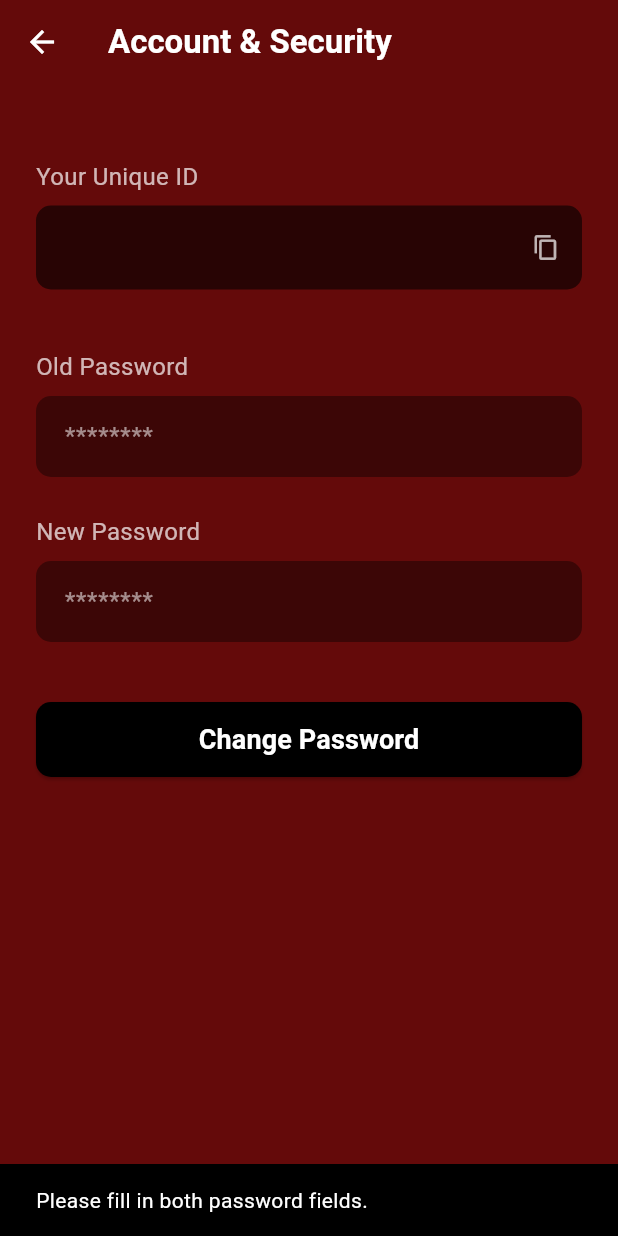
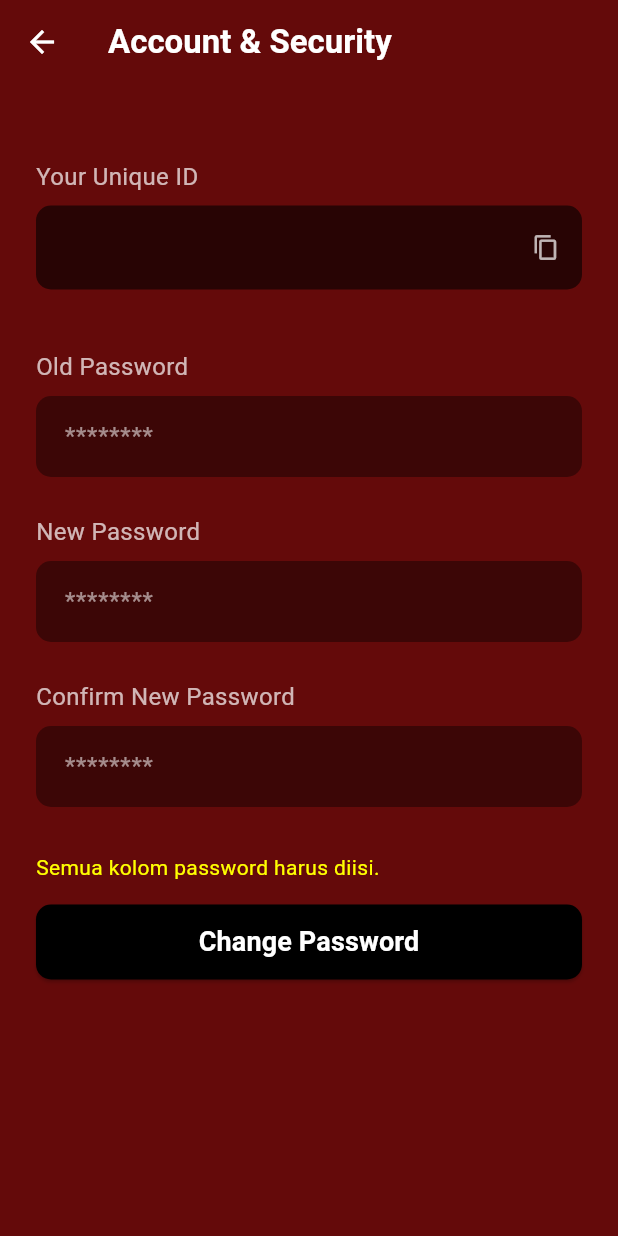
Before and after one commit to susenayw/FitLife, a Flutter app: the AccountFullScreen screen opened directly, after a tap on "Change Password", on a phone screen of 412 x 824 dp. Run offline on Flutter 3.47's test engine with Material 3 defaults, Android fonts, the phone set to English and light mode, and no system bars; our stand-ins replace cloud_firestore, firebase_auth, firebase_core, google_sign_in, image_picker; accounts and stored records are empty.

```diff
--- a/lib/routes/app_routes.dart
+++ b/lib/routes/app_routes.dart
@@ -1,4 +1,4 @@
-// lib/routes/app_routes.dart (KODE LENGKAP)
+// lib/routes/app_routes.dart (KODE LENGKAP - DIPERBARUI)
 
 import 'package:flutter/material.dart';
 
@@ -15,6 +15,8 @@ import '../screens/unified_activity_screen.dart';
 import '../screens/settings_screen.dart';
 import '../screens/free_run_screen.dart';
 import '../screens/social_screen.dart';
+// Import baru untuk Forgot Password
+import '../screens/forgot_password_screen.dart';
 
 // Rute bernama yang akan digunakan
 class AppRoutes {
@@ -25,6 +27,7 @@ class AppRoutes {
   static const String completeProfile = '/complete-profile';
   static const String confirmation = '/confirmation';
   static const String mainScreen = '/main';
+  static const String forgotPassword = '/forgot-password'; // Rute baru
 
   // Rute Khusus
   static const String unifiedActivity = '/activity';
@@ -44,6 +47,9 @@ final Map<String, WidgetBuilder> routes = {
   AppRoutes.confirmation: (context) => const ConfirmationScreen(),
   AppRoutes.mainScreen: (context) => const MainScreen(),
 
+  // Rute baru
+  AppRoutes.forgotPassword: (context) => const ForgotPasswordScreen(),
+
   // Rute Khusus
   AppRoutes.unifiedActivity: (context) => const UnifiedActivityScreen(),
   AppRoutes.recap: (context) => const RecapScreen(),
--- a/lib/screens/settings_screen.dart
+++ b/lib/screens/settings_screen.dart
@@ -1,4 +1,4 @@
-// lib/screens/settings_screen.dart (KODE LENGKAP - Tombol Logout Pindah ke Luar Submenu)
+// lib/screens/settings_screen.dart (KODE LENGKAP - DENGAN FUNGSI CHANGE PASSWORD NYATA)
 
 import 'package:flutter/material.dart';
 import 'package:provider/provider.dart';
@@ -310,7 +310,7 @@ class _EditProfileFullScreenState extends State<EditProfileFullScreen> {
 }
 
 // =======================================================
-// C. ACCOUNT FULL SCREEN (Tombol Logout DIHILANGKAN)
+// C. ACCOUNT FULL SCREEN (IMPLEMENTASI CHANGE PASSWORD NYATA)
 // =======================================================
 
 class AccountFullScreen extends StatefulWidget {
@@ -323,25 +323,83 @@ class AccountFullScreen extends StatefulWidget {
 class _AccountFullScreenState extends State<AccountFullScreen> {
   final TextEditingController _oldPasswordController = TextEditingController();
   final TextEditingController _newPasswordController = TextEditingController();
+  final TextEditingController _confirmPasswordController = TextEditingController(); // TAMBAH: Konfirmasi Password
 
-  // --- FUNGSI LOGOUT DIHAPUS DARI SINI ---
+  bool _isLoading = false;
+  String? _errorMessage;
 
-  void _savePassword() {
-    if (_oldPasswordController.text.isEmpty || _newPasswordController.text.isEmpty) {
-      ScaffoldMessenger.of(context).showSnackBar(
-        const SnackBar(content: Text('Please fill in both password fields.')),
-      );
+  // --- FUNGSI BARU: MENGUBAH PASSWORD SECARA NYATA ---
+  void _changePassword() async {
+    final userProvider = Provider.of<UserProvider>(context, listen: false);
+    final email = userProvider.currentUser?.email;
+
+    final oldPassword = _oldPasswordController.text;
+    final newPassword = _newPasswordController.text;
+    final confirmPassword = _confirmPasswordController.text;
+
+    // 1. Validasi Input
+    if (email == null) {
+      setState(() => _errorMessage = 'Sesi pengguna tidak valid.');
+      return;
+    }
+    if (oldPassword.isEmpty || newPassword.isEmpty || confirmPassword.isEmpty) {
+      setState(() => _errorMessage = 'Semua kolom password harus diisi.');
+      return;
+    }
+    if (newPassword != confirmPassword) {
+      setState(() => _errorMessage = 'Password Baru dan Konfirmasi tidak cocok.');
+      return;
+    }
+    if (newPassword.length < 6) {
+      setState(() => _errorMessage = 'Password baru harus minimal 6 karakter.');
       return;
     }
 
-    ScaffoldMessenger.of(context).showSnackBar(
-      const SnackBar(content: Text('Password changed successfully! (Mock)')),
+    setState(() {
+      _isLoading = true;
+      _errorMessage = null;
+    });
+
+    // ===================================
+    // LANGKAH 1: RE-AUTHENTICATE (Verifikasi Password Lama)
+    // ===================================
+    final reauthError = await userProvider.reauthenticateUser(
+      email: email,
+      oldPassword: oldPassword,
     );
 
-    _oldPasswordController.clear();
-    _newPasswordController.clear();
+    if (reauthError != null) {
+      setState(() {
+        _errorMessage = reauthError;
+        _isLoading = false;
+      });
+      return;
+    }
 
-    Navigator.pop(context);
+    // ===================================
+    // LANGKAH 2: GANTI PASSWORD BARU
+    // ===================================
+    final changeError = await userProvider.changePassword(
+      newPassword: newPassword,
+    );
+
+    if (changeError != null) {
+      setState(() {
+        _errorMessage = changeError;
+        _isLoading = false;
+      });
+      return;
+    }
+
+    // SUKSES
+    setState(() => _isLoading = false);
+    ScaffoldMessenger.of(context).showSnackBar(
+      const SnackBar(content: Text('Password berhasil diubah! Silakan login ulang.')),
+    );
+
+    // Opsional: Paksa Logout dan arahkan ke Login
+    await userProvider.logout();
+    Navigator.of(context).pushNamedAndRemoveUntil(AppRoutes.login, (route) => false);
   }
 
   // FUNGSI COPY SHORT ID
@@ -356,6 +414,7 @@ class _AccountFullScreenState extends State<AccountFullScreen> {
   void dispose() {
     _oldPasswordController.dispose();
     _newPasswordController.dispose();
+    _confirmPasswordController.dispose(); // DISPOSE CONFIRM PASSWORD
     super.dispose();
   }
 
@@ -426,13 +485,27 @@ class _AccountFullScreenState extends State<AccountFullScreen> {
             const Text('New Password', style: TextStyle(color: Colors.white70, fontSize: 16)),
             const SizedBox(height: 8),
             TextField(controller: _newPasswordController, obscureText: true, style: const TextStyle(color: Colors.white), decoration: _inputDecoration('********')),
-            const SizedBox(height: 40),
+            const SizedBox(height: 25),
+
+            // Confirm New Password (BARU)
+            const Text('Confirm New Password', style: TextStyle(color: Colors.white70, fontSize: 16)),
+            const SizedBox(height: 8),
+            TextField(controller: _confirmPasswordController, obscureText: true, style: const TextStyle(color: Colors.white), decoration: _inputDecoration('********')),
+
+            const SizedBox(height: 30),
+
+            // Error Message
+            if (_errorMessage != null)
+              Padding(
+                padding: const EdgeInsets.only(bottom: 15.0),
+                child: Text(_errorMessage!, style: const TextStyle(color: Colors.yellowAccent)),
+              ),
 
             // Save Password Button
-            CustomButton(text: 'Change Password', onPressed: _savePassword, backgroundColor: Colors.black, textColor: Colors.white),
+            _isLoading
+                ? const Center(child: CircularProgressIndicator(color: Colors.white))
+                : CustomButton(text: 'Change Password', onPressed: _changePassword, backgroundColor: Colors.black, textColor: Colors.white),
             const SizedBox(height: 40),
-
-            // Tombol Logout dihapus dari sini
 
           ],
         ),
--- a/pubspec.yaml
+++ b/pubspec.yaml
@@ -30,6 +30,7 @@ dependencies:
   firebase_core: ^3.15.2
   firebase_auth: ^5.0.0
   cloud_firestore: ^5.0.0
+  google_sign_in: ^6.1.5  # Untuk berinteraksi dengan layanan Google
 
 dev_dependencies:
   flutter_test:
```
Also changed, not shown: lib/providers/user_provider.dart (+228 -10 lines), lib/screens/forgot_password_screen.dart (added, +115 -0 lines), lib/screens/login_screen.dart (+59 -19 lines), lib/screens/signup_screen.dart (+52 -22 lines), pubspec.lock, 3 other files.
